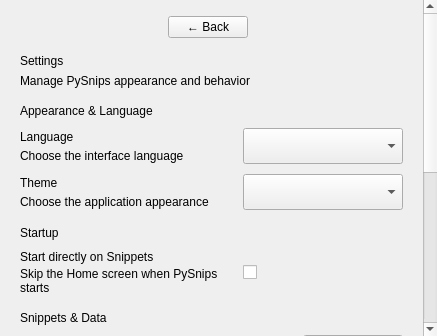
This is core/ui/settings/settings_screen.ui in RearmostP/PySnips as Qt 5 draws it before an edit. The edited form follows.
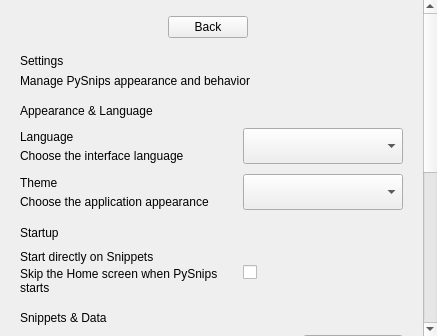
This is the edited form.

What changed in the file:
```diff
--- a/core/ui/settings/settings_screen.ui
+++ b/core/ui/settings/settings_screen.ui
@@ -69,7 +69,7 @@
             <item>
              <widget class="QPushButton" name="back">
               <property name="text">
-               <string>← Back</string>
+               <string>Back</string>
               </property>
               <property name="i18nKey" stdset="0">
                <string>common.back</string>
```
